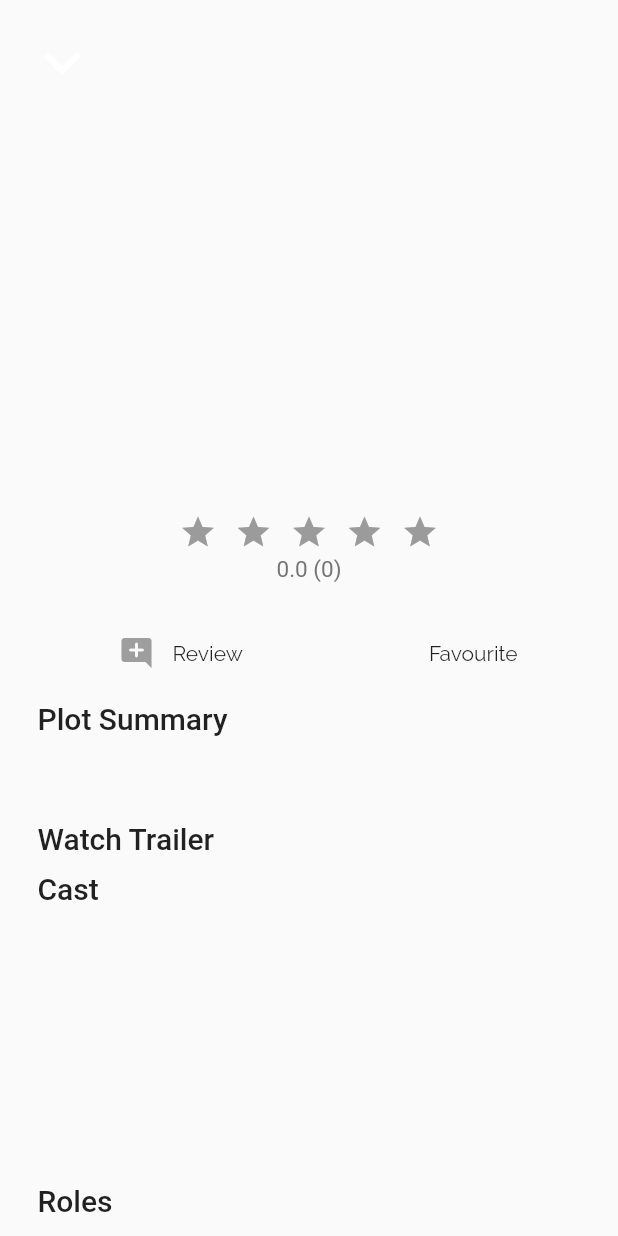
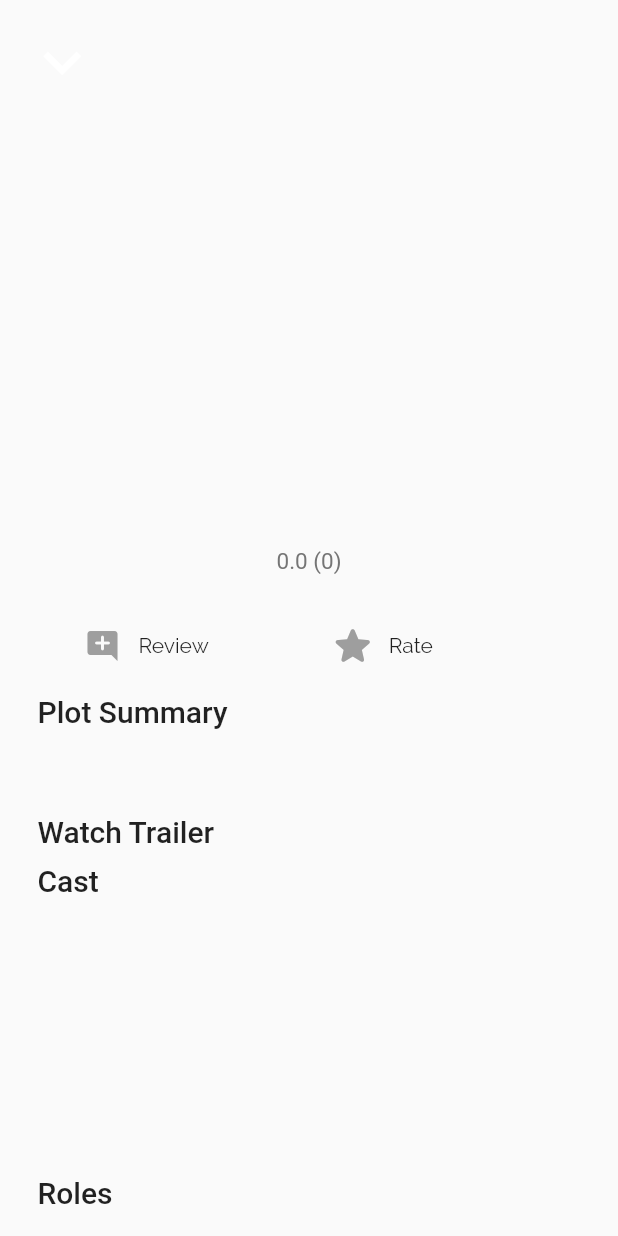
Before and after one commit to Nipun-Dew/Drama-Review-App, a Flutter app: the ItemDetailsScreen screen opened directly with empty values, on a phone screen of 412 x 824 dp. Run offline on Flutter 3.47's test engine with Material 2 defaults, Android fonts, the phone set to English and light mode, and no system bars; drawn by our look-alikes of carousel_slider, flutter_rating_bar; our stand-ins replace flutter_signin_button, jwt_decoder, shared_preferences, youtube_player_flutter; missing offline and left inert: dart:ffi, flutter_web_auth; accounts and stored records are empty; network calls fail; Roboto replaces fonts that are missing (RobotoCondensed-Light).

Commit message:
rate alert box

```diff
--- a/lib/screens/items_screen.dart
+++ b/lib/screens/items_screen.dart
@@ -23,10 +23,12 @@ class ItemDetailsScreen extends StatefulWidget {
   final Item wholeItem;
   final String token;
 
-  ItemDetailsScreen(this.id, this.title, this.category, this.imageUrl, this.trailerVideoUrl, this.wholeItem, this.token);
+  ItemDetailsScreen(this.id, this.title, this.category, this.imageUrl,
+      this.trailerVideoUrl, this.wholeItem, this.token);
 
   @override
-  _ItemDetailsScreenState createState() => _ItemDetailsScreenState(this.trailerVideoUrl, this.wholeItem, this.token);
+  _ItemDetailsScreenState createState() =>
+      _ItemDetailsScreenState(this.trailerVideoUrl, this.wholeItem, this.token);
 }
 
 class _ItemDetailsScreenState extends State<ItemDetailsScreen> {
@@ -81,7 +83,8 @@ class _ItemDetailsScreenState extends State<ItemDetailsScreen> {
   initState() {
     super.initState();
     Future.delayed(Duration.zero).then((value) async {
-      final favList = await Provider.of<Items>(context, listen: false).getFavourits(token);
+      final favList =
+          await Provider.of<Items>(context, listen: false).getFavourits(token);
       if (favList.isNotEmpty) {
         favList.forEach((item) {
           if (wholeItem.id.toString() == item.id.toString()) {
@@ -118,7 +121,10 @@ class _ItemDetailsScreenState extends State<ItemDetailsScreen> {
     print(ratingValue);
 
     var url = Uri.parse(
-      "https://sl-cinema.herokuapp.com/user/cinema/rate?id=" + item.id + "&rate=" + ratingValue.toString(),
+      "https://sl-cinema.herokuapp.com/user/cinema/rate?id=" +
+          item.id +
+          "&rate=" +
+          ratingValue.toString(),
     );
 
     try {
@@ -138,7 +144,8 @@ class _ItemDetailsScreenState extends State<ItemDetailsScreen> {
 
   Future<List<Item>?> addItemToFavourites(String token, ctx) async {
     var url = Uri.parse(
-      "https://sl-cinema.herokuapp.com/user/cinema/wish-list/add?id=" + wholeItem.id,
+      "https://sl-cinema.herokuapp.com/user/cinema/wish-list/add?id=" +
+          wholeItem.id,
     );
 
     try {
@@ -156,7 +163,8 @@ class _ItemDetailsScreenState extends State<ItemDetailsScreen> {
         });
       }
 
-      final favList = await Provider.of<Items>(ctx, listen: false).getFavourits(token.toString());
+      final favList = await Provider.of<Items>(ctx, listen: false)
+          .getFavourits(token.toString());
 
       print(response.statusCode);
       print(response.body);
@@ -164,6 +172,94 @@ class _ItemDetailsScreenState extends State<ItemDetailsScreen> {
     } catch (err) {
       print("error");
     }
+  }
+
+  void showAlertDialogBox(BuildContext context, double initialRateVal) {
+    showDialog(
+      context: context,
+      builder: (ctx) {
+        return AlertDialog(
+          shape: RoundedRectangleBorder(
+              borderRadius: BorderRadius.all(Radius.circular(20))),
+          content: Container(
+            height: MediaQuery.of(context).size.height * 0.1,
+            child: Center(
+              child: RatingBar.builder(
+                itemSize: 25,
+                initialRating: initialRateVal,
+                // initialRating: selectedItem.ratings,
+                minRating: 1,
+                direction: Axis.horizontal,
+                allowHalfRating: true,
+                itemCount: 5,
+                itemPadding: EdgeInsets.symmetric(horizontal: 6.0),
+                itemBuilder: (context, _) => Icon(
+                  Icons.star,
+                  color: Colors.amber,
+                ),
+                onRatingUpdate: (rating) {
+                  ratingValues.add(rating);
+                  callOnRating(rating, wholeItem);
+                },
+              ),
+            ),
+          ),
+          actions: [
+            Center(
+              child: Divider(
+                thickness: 0.3,
+                color: Colors.grey[600],
+              ),
+            ),
+            Center(
+              child: TextButton(
+                  onPressed: () => Navigator.of(ctx).pop(),
+                  child: Text(
+                    "Close",
+                    style: TextStyle(
+                      fontWeight: FontWeight.w600,
+                      fontSize: 17,
+                    ),
+                  )),
+            )
+          ],
+        );
+      },
+    );
+  }
+
+  Widget rateStars(double starCount) {
+    List<Widget> starList = [];
+    var count = starCount.round();
+
+    for (var i = 0; i < count; i++) {
+      starList.add(
+        Icon(
+          Icons.star_rate_rounded,
+          color: Colors.amber,
+          size: 33,
+        ),
+      );
+    }
+    if (count.toDouble() > starCount) {
+      starList.removeLast();
+      starList.add(
+        Icon(
+          Icons.star_half_rounded,
+          color: Colors.amber,
+          size: 33,
+        ),
+      );
+    }
+    return Container(
+      width: MediaQuery.of(context).size.width,
+      child: Row(
+        mainAxisAlignment: MainAxisAlignment.center,
+        children: [
+          ...starList,
+        ],
+      ),
+    );
   }
 
   @override
@@ -215,6 +311,7 @@ class _ItemDetailsScreenState extends State<ItemDetailsScreen> {
 
     return Scaffold(
       body: Container(
+        width: double.infinity,
         margin: EdgeInsets.only(top: MediaQuery.of(context).padding.top),
         child: SingleChildScrollView(
           physics: BouncingScrollPhysics(),
@@ -258,7 +355,8 @@ class _ItemDetailsScreenState extends State<ItemDetailsScreen> {
                   ),
                 ),
                 Container(
-                  padding: EdgeInsets.all(MediaQuery.of(context).size.height * 0.02),
+                  padding:
+                      EdgeInsets.all(MediaQuery.of(context).size.height * 0.02),
                   child: InkWell(
                     child: Icon(
                       Icons.keyboard_arrow_down,
@@ -277,45 +375,60 @@ class _ItemDetailsScreenState extends State<ItemDetailsScreen> {
                   padding: EdgeInsets.only(top: 5),
                   child: Text(
                     wholeItem.title,
-                    style: TextStyle(fontFamily: "RobotoCondensed-Light", fontWeight: FontWeight.w500, fontSize: 25),
+                    style: TextStyle(
+                        fontFamily: "RobotoCondensed-Light",
+                        fontWeight: FontWeight.w500,
+                        fontSize: 25),
                   ),
                 ),
               ),
               ////////////////////////////////////////////////////////////////////////////////////////////////
-              Center(
-                child: RatingBar.builder(
-                  itemSize: 25,
-                  initialRating: initialRateVal,
-                  // initialRating: selectedItem.ratings,
-                  minRating: 1,
-                  direction: Axis.horizontal,
-                  allowHalfRating: true,
-                  itemCount: 5,
-                  itemPadding: EdgeInsets.symmetric(horizontal: 6.0),
-                  itemBuilder: (context, _) => Icon(
-                    Icons.star,
-                    color: Colors.amber,
-                  ),
-                  onRatingUpdate: (rating) {
-                    ratingValues.add(rating);
-                    // print(ratingValues);
-                    // print(rating);
-                    callOnRating(rating, wholeItem);
-                  },
-                ),
+              Container(
+                margin: EdgeInsets.symmetric(vertical: 10),
+                child: rateStars(wholeItem.ratings),
               ),
+              // Center(
+              //   child: RatingBar.builder(
+              //     itemSize: 25,
+              //     initialRating: initialRateVal,
+              //     // initialRating: selectedItem.ratings,
+              //     minRating: 1,
+              //     direction: Axis.horizontal,
+              //     allowHalfRating: true,
+              //     itemCount: 5,
+              //     itemPadding: EdgeInsets.symmetric(horizontal: 6.0),
+              //     itemBuilder: (context, _) => Icon(
+              //       Icons.star,
+              //       color: Colors.amber,
+              //     ),
+              //     onRatingUpdate: (rating) {
+              //       ratingValues.add(rating);
+              //       // print(ratingValues);
+              //       // print(rating);
+              //       callOnRating(rating, wholeItem);
+              //     },
+              //   ),
+              // ),
               Center(
                 child: Container(
                   margin: EdgeInsets.only(top: 3, bottom: 15),
                   child: Text(
-                    roundDouble(wholeItem.ratings, 1).toString() + " (" + wholeItem.ratedCount.toString() + ")",
-                    style: TextStyle(fontFamily: "RobotoCondensed-Light", fontWeight: FontWeight.w400, fontSize: 15, color: Colors.grey[600]),
+                    roundDouble(wholeItem.ratings, 1).toString() +
+                        " (" +
+                        wholeItem.ratedCount.toString() +
+                        ")",
+                    style: TextStyle(
+                        fontFamily: "RobotoCondensed-Light",
+                        fontWeight: FontWeight.w400,
+                        fontSize: 15,
+                        color: Colors.grey[600]),
                     textAlign: TextAlign.center,
                   ),
                 ),
               ),
               Padding(
-                padding: EdgeInsets.all(MediaQuery.of(context).size.height * 0.01),
+                padding:
+                    EdgeInsets.all(MediaQuery.of(context).size.height * 0.01),
                 child: Row(
                   mainAxisAlignment: MainAxisAlignment.spaceAround,
                   children: <Widget>[
@@ -331,7 +444,8 @@ class _ItemDetailsScreenState extends State<ItemDetailsScreen> {
                               )
                             : Navigator.of(context).push(
                                 MaterialPageRoute(builder: (_) {
-                                  return CommentScreen(widget.id, widget.imageUrl, wholeItem, token);
+                                  return CommentScreen(widget.id,
+                                      widget.imageUrl, wholeItem, token);
                                 }),
                               );
                       },
@@ -351,7 +465,11 @@ class _ItemDetailsScreenState extends State<ItemDetailsScreen> {
                                   : Navigator.of(context).push(
                                       MaterialPageRoute(
                                         builder: (_) {
-                                          return CommentScreen(widget.id, widget.imageUrl, wholeItem, token);
+                                          return CommentScreen(
+                                              widget.id,
+                                              widget.imageUrl,
+                                              wholeItem,
+                                              token);
                                         },
                                       ),
                                     );
@@ -361,11 +479,34 @@ class _ItemDetailsScreenState extends State<ItemDetailsScreen> {
                               color: Colors.grey,
                             ),
                           ),
-                          Text("Review  "),
+                          Text("Review"),
                         ],
                       ),
                     ),
                     Row(
+                      children: [
+                        IconButton(
+                          onPressed: () {
+                            isUserAuth
+                                ? showAlertDialogBox(context, initialRateVal)
+                                : Navigator.of(context).push(
+                                    MaterialPageRoute(
+                                      builder: (_) {
+                                        return SignButtonScreen();
+                                      },
+                                    ),
+                                  );
+                          },
+                          icon: Icon(
+                            Icons.star_rounded,
+                            size: 32,
+                            color: Colors.grey,
+                          ),
+                        ),
+                        Text("Rate  "),
+                      ],
+                    ),
+                    isUserAuth ? Row(
                       mainAxisAlignment: MainAxisAlignment.center,
                       children: <Widget>[
                         !isLoading
@@ -374,11 +515,13 @@ class _ItemDetailsScreenState extends State<ItemDetailsScreen> {
                                   setState(() {
                                     isFavourite = !isFavourite;
                                   });
-                                  final favList = await addItemToFavourites(token, context);
+                                  final favList =
+                                      await addItemToFavourites(token, context);
                                   setState(() {
                                     if (favList != null && favList.isNotEmpty) {
                                       favList.forEach((item) {
-                                        if (wholeItem.id.toString() == item.id.toString()) {
+                                        if (wholeItem.id.toString() ==
+                                            item.id.toString()) {
                                           isFavourite = true;
                                         } else {
                                           isFavourite = false;
@@ -400,7 +543,7 @@ class _ItemDetailsScreenState extends State<ItemDetailsScreen> {
                             : SizedBox(),
                         Text("Favourite"),
                       ],
-                    )
+                    ) : SizedBox(),
                   ],
                 ),
               ),
@@ -417,11 +560,16 @@ class _ItemDetailsScreenState extends State<ItemDetailsScreen> {
                 ),
               ),
               Padding(
-                padding: const EdgeInsets.only(top: 10, bottom: 20, left: 25, right: 25),
+                padding: const EdgeInsets.only(
+                    top: 10, bottom: 20, left: 25, right: 25),
                 child: Text(
                   wholeItem.description,
                   textAlign: TextAlign.left,
-                  style: TextStyle(fontFamily: "RobotoCondensed-Light", fontWeight: FontWeight.w400, fontSize: 15, color: Colors.grey[700]),
+                  style: TextStyle(
+                      fontFamily: "RobotoCondensed-Light",
+                      fontWeight: FontWeight.w400,
+                      fontSize: 15,
+                      color: Colors.grey[700]),
                 ),
               ),
               /////////////////////////video Add///////////////////////////////////////////
@@ -483,14 +631,17 @@ class _ItemDetailsScreenState extends State<ItemDetailsScreen> {
                             height: 40,
                             child: Text(
                               selectedCast[index]["name"].toString(),
-                              style: TextStyle(fontWeight: FontWeight.w600, color: Colors.grey[600]),
+                              style: TextStyle(
+                                  fontWeight: FontWeight.w600,
+                                  color: Colors.grey[600]),
                               textAlign: TextAlign.center,
                             ),
                           ),
                           Padding(
                             padding: EdgeInsets.all(5),
                             child: CircleAvatar(
-                              backgroundImage: NetworkImage(selectedCast[index]["imageUrl"]),
+                              backgroundImage:
+                                  NetworkImage(selectedCast[index]["imageUrl"]),
                               maxRadius: 40,
                             ),
                           ),
@@ -499,7 +650,9 @@ class _ItemDetailsScreenState extends State<ItemDetailsScreen> {
                             height: 40,
                             child: Text(
                               selectedCast[index]["roleName"].toString(),
-                              style: TextStyle(fontWeight: FontWeight.w600, color: Colors.black),
+                              style: TextStyle(
+                                  fontWeight: FontWeight.w600,
+                                  color: Colors.black),
                               textAlign: TextAlign.center,
                             ),
                           ),
@@ -539,14 +692,17 @@ class _ItemDetailsScreenState extends State<ItemDetailsScreen> {
                             height: 40,
                             child: Text(
                               selectedRoles[index]["name"].toString(),
-                              style: TextStyle(fontWeight: FontWeight.w600, color: Colors.grey[600]),
+                              style: TextStyle(
+                                  fontWeight: FontWeight.w600,
+                                  color: Colors.grey[600]),
                               textAlign: TextAlign.center,
                             ),
                           ),
                           Padding(
                             padding: EdgeInsets.all(5),
                             child: CircleAvatar(
-                              backgroundImage: NetworkImage(selectedRoles[index]["imageUrl"]),
+                              backgroundImage: NetworkImage(
+                                  selectedRoles[index]["imageUrl"]),
                               maxRadius: 40,
                             ),
                           ),
@@ -554,8 +710,12 @@ class _ItemDetailsScreenState extends State<ItemDetailsScreen> {
                             width: 100,
                             height: 40,
                             child: Text(
-                              selectedRoles[index]["roleName"].toString().toUpperCase(),
-                              style: TextStyle(fontWeight: FontWeight.w600, color: Colors.black),
+                              selectedRoles[index]["roleName"]
+                                  .toString()
+                                  .toUpperCase(),
+                              style: TextStyle(
+                                  fontWeight: FontWeight.w600,
+                                  color: Colors.black),
                               textAlign: TextAlign.center,
                             ),
                           ),
```
